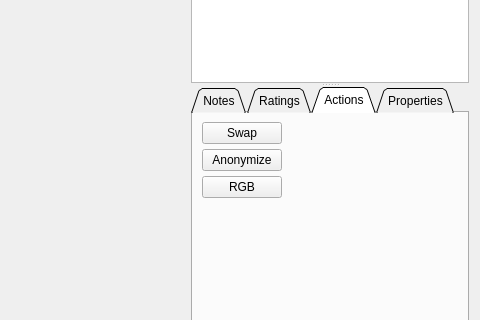
Qt form src/interface/qt/model/QAlderInterviewWidget.ui (inglis-dl/Alder) before a commit; both pictures show x 519 to 999 and y 262 to 582 of the 999 by 983 pixel window.
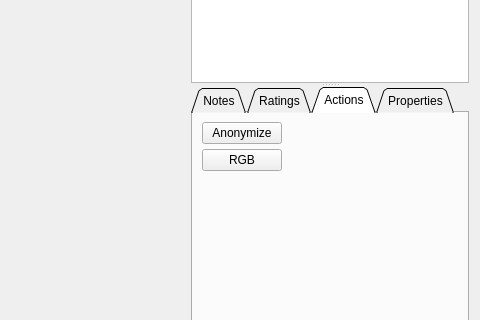
The same form after that commit. The open tabs and pages were chosen to show the change. Custom widgets are drawn as their Qt base class.

Commit message:
remove side swapping
- do not allow swapping since any downstream data analyses
  such as Ratings, could be adversely affected

The edit to the form file:
```diff
--- a/src/interface/qt/model/QAlderInterviewWidget.ui
+++ b/src/interface/qt/model/QAlderInterviewWidget.ui
@@ -308,22 +308,6 @@
             <property name="sizeConstraint">
              <enum>QLayout::SetFixedSize</enum>
             </property>
-            <item>
-             <widget class="QPushButton" name="swapSidesPushButton">
-              <property name="sizePolicy">
-               <sizepolicy hsizetype="Fixed" vsizetype="Fixed">
-                <horstretch>0</horstretch>
-                <verstretch>0</verstretch>
-               </sizepolicy>
-              </property>
-              <property name="toolTip">
-               <string>swap selected image's laterality with its sibling</string>
-              </property>
-              <property name="text">
-               <string>Swap</string>
-              </property>
-             </widget>
-            </item>
             <item>
              <widget class="QPushButton" name="anonymizePushButton">
               <property name="sizePolicy">
```
Left out of the diff: 2 changed lines with no effect on the pictures. The commit also changes 2 other files.
